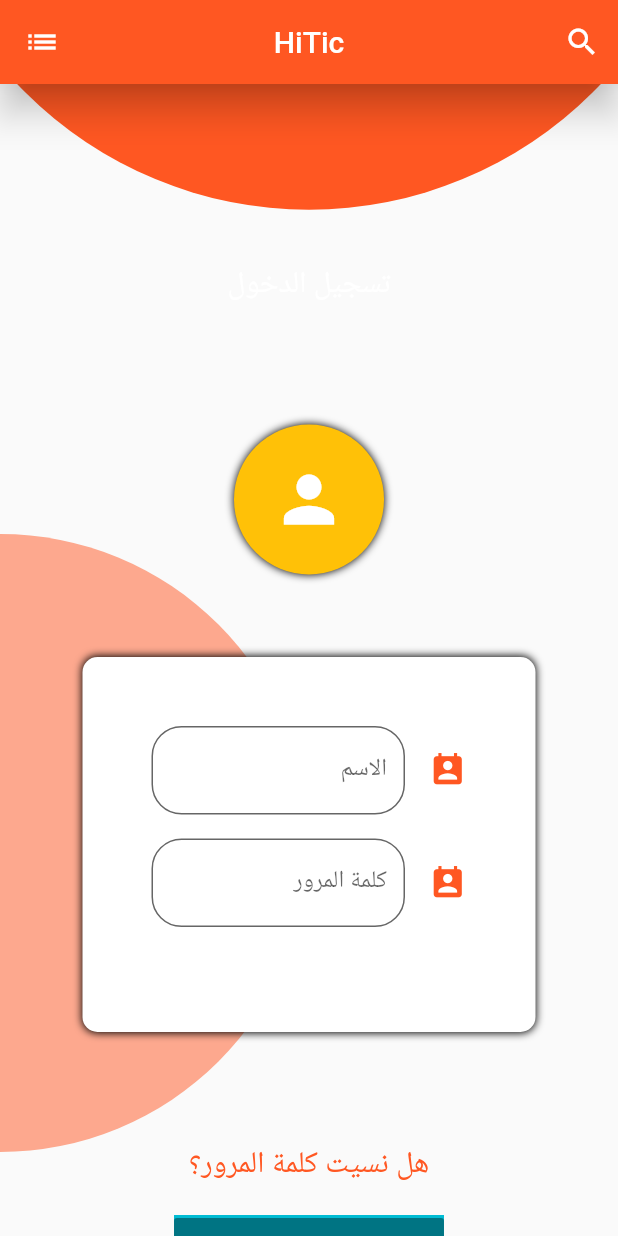
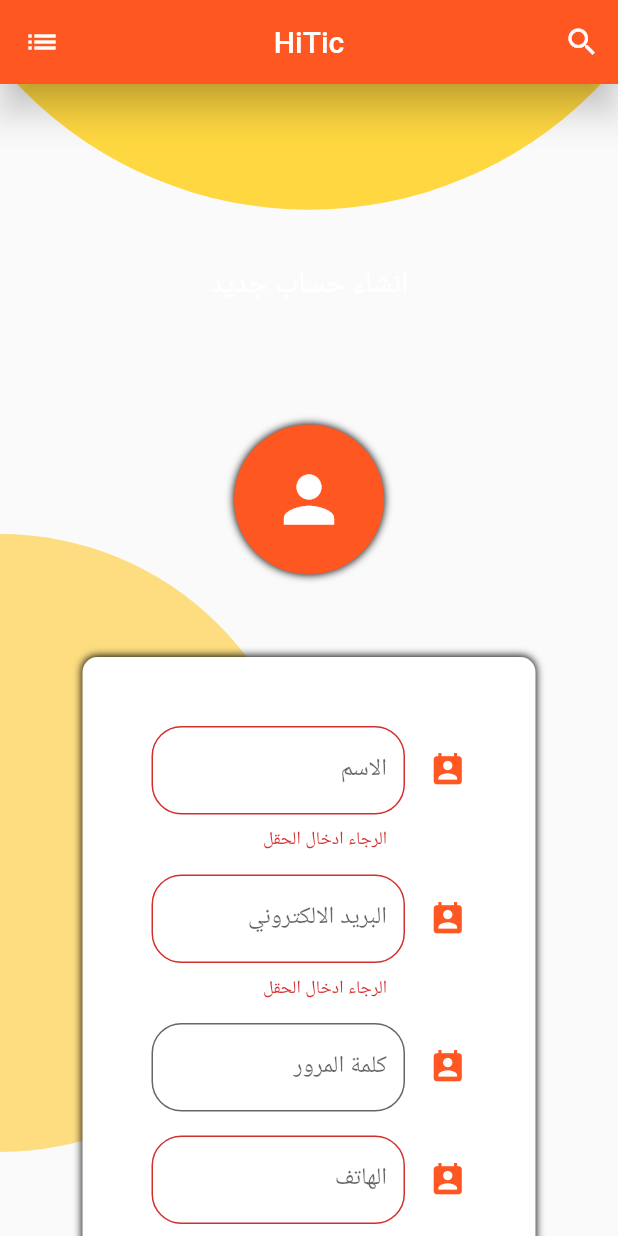
Before and after one commit to mohammedalmasro180/mhdmsrimarket, a Flutter app: the screen it shows after launch, on a phone screen of 412 x 824 dp. Run offline on Flutter 3.47's test engine with Material 2 defaults, Android fonts, the phone set to English and light mode, and no system bars; our stand-ins replace carousel_pro, shared_preferences; key blocks and very long unbroken strings in the code were emptied for the run.

Commit message:
mob051621

```diff
--- a/lib/Page/loginpage.dart
+++ b/lib/Page/loginpage.dart
@@ -1,5 +1,6 @@
 import 'package:flutter/material.dart';
 import 'package:mobithice/Page/Catogery.dart';
+import 'package:mobithice/Page/signup.dart';
 import 'package:mobithice/Widget/appbar.dart';
 import 'package:mobithice/theme/color.dart';
 class loginui extends StatefulWidget {
@@ -8,12 +9,24 @@ class loginui extends StatefulWidget {
 }
 
 class _loginuiState extends State<loginui> {
+  bool selected = false;
   @override
   Widget build(BuildContext context) {
     var mdw=MediaQuery.of(context).size.width;
-    return Scaffold(
+    return        AnimatedContainer(
+      width: selected ? 200.0 : 100.0,
+      height: selected ? 100.0 : 200.0,
+      color: selected ? Colors.red : Colors.blue,
+      alignment:
+      selected ? Alignment.center : AlignmentDirectional.topCenter,
+      duration: const Duration(seconds: 2),
+      curve: Curves.fastOutSlowIn,
+
+      child: Scaffold(
         appBar: myappbar(context),
         body:  Directionality(      textDirection: TextDirection.rtl,
+          child: AnimatedContainer(
+            duration: Duration(milliseconds: 600),
             child: Stack(
               children: [
                 Container(
@@ -99,7 +112,8 @@ class _loginuiState extends State<loginui> {
                         Padding(
                           padding: const EdgeInsets.all(55),
                           child: Center(
-                        child: Container(
+                            child: AnimatedContainer(
+                              duration: Duration(milliseconds: 600),
                               padding: EdgeInsets.all(30),
                               height: 250,
                               width: mdw/1.2,
@@ -187,6 +201,35 @@ class _loginuiState extends State<loginui> {
                                   ),
                                 )
                             ),
+                            Padding(
+                              padding: const EdgeInsets.all(8.0),
+                              child: Row(
+
+                                mainAxisAlignment: MainAxisAlignment.center,
+                                mainAxisSize: MainAxisSize.min,
+
+                                children: [
+                                  Container(
+
+
+                                      child: Text("  ليس لدي حساب انشاء",style: TextStyle(fontSize: 20,color: sh)),
+
+                                  ),
+                                  InkWell(
+                                    child:  Text("حساب جديد  "
+                                        ,style: TextStyle(fontSize: 20,color: rowto)),
+
+                                    onTap: (){
+                                      Navigator.pushReplacement(
+                                          context, MaterialPageRoute(builder: (context) =>singup()));
+
+                                    },
+
+                                  )
+
+                                ],
+                              ),
+                            )
 
                           ],
                         ),
@@ -200,6 +243,8 @@ class _loginuiState extends State<loginui> {
               ],
             ),
           ),
+        ),
+      ),
     );
   }
 }
--- /dev/null
+++ b/lib/Page/signup.dart
@@ -0,0 +1,323 @@
+import 'package:flutter/material.dart';
+import 'package:mobithice/Page/Login.dart';
+import 'package:mobithice/Page/loginpage.dart';
+import 'package:mobithice/Widget/appbar.dart';
+import 'package:mobithice/theme/color.dart';
+class singup extends StatefulWidget {
+  @override
+  _singupState createState() => _singupState();
+}
+
+class _singupState extends State<singup> {
+  @override
+
+  Widget build(BuildContext context) {
+    TextEditingController phone;
+    TextEditingController username;
+    TextEditingController password;
+    TextEditingController name;
+    GlobalKey<FormState> formstate=new GlobalKey();
+    TextEditingController confirem;
+    String validGlobal(String val){
+      if (val.isEmpty)
+        return "الرجاء ادخال الحقل";
+
+    }
+
+    String validuser(String val){
+      if (val.isEmpty)
+        return "الرجاء ادخال الحقل";
+
+      if (val.trim().length>5)
+        return "اسم المستخدم اطول من 5 احرف";
+
+    }
+    String validpass(String val){
+      if (val.isEmpty)
+        return "الرجاء ادخال الحقل";
+
+      if (val.trim().length>5)
+        return "كلمة المرور اطول من 5 احرف";
+
+    }
+
+    String confirempass(String val){
+      if (val.isEmpty)
+        return "الرجاء ادخال الحقل";
+
+      if (val.trim().length>5)
+        return "كلمة المرور اطول من 5 احرف";
+
+    }
+
+
+    signup(){
+      var fromdata=formstate.currentState;
+      if(fromdata.validate()){
+        print("ok");
+
+      }
+      else
+        print("no");
+
+    }
+    bool selected = false;
+    var mdw=MediaQuery.of(context).size.width;
+    var mhw=MediaQuery.of(context).size.height;
+
+    return         AnimatedContainer(
+      width: selected ? 200.0 : 100.0,
+      height: selected ? 100.0 : 200.0,
+      color: selected ? Colors.red : Colors.blue,
+      alignment:
+      selected ? Alignment.center : AlignmentDirectional.topCenter,
+      duration: const Duration(seconds: 2),
+      curve: Curves.fastOutSlowIn,
+
+      child: Scaffold(
+
+        appBar: myappbar(context),
+        body:
+
+             Directionality(      textDirection: TextDirection.rtl,
+
+              child: Stack(
+                children: [
+                  Container(
+                    height: double.infinity,
+                    width: double.infinity,
+
+                  ),
+                  Positioned(child: Transform.scale(
+                    scale: 1.3,
+                    child: Transform.translate(
+                      offset: Offset(0,-300),
+                      child: Container(
+                        //color: Colors.lime,
+                        height: mdw,
+                        width: mdw,
+                        decoration: BoxDecoration(
+                            borderRadius: BorderRadius.circular(mdw),
+                            color: rowone
+
+
+
+
+                        ),
+                      ),
+                    ),
+                  )),
+                  Positioned(
+                    top: 300,
+                    right: mdw/2,
+                    child:
+                    Container(
+                      //color: Colors.lime,
+                      height: mdw,
+                      width: mdw,
+                      decoration: BoxDecoration(
+                          borderRadius: BorderRadius.circular(mdw),
+                          color: rowto.withOpacity(0.5)
+
+
+
+
+                      ),
+                    ),
+                  ),
+                  Container(
+
+                    child: SingleChildScrollView(
+                      child: Column(
+                        children: [
+                          Center(child:
+                          Container(
+
+
+                              margin: EdgeInsets.only(top: 120),
+                              child: Text("انشاء حساب جديد",style: TextStyle(fontSize: 20,color: Colors.white),))
+                          ),
+                          Padding(padding: EdgeInsets.only(top: 80),
+                            child: Container(
+                              height: 100,
+                              width: 100,
+                              decoration: BoxDecoration(
+                                  borderRadius: BorderRadius.circular(100),
+                                  color: sh,
+                                  boxShadow: [
+                                    BoxShadow(
+                                        color: Colors.black,
+                                        blurRadius: 4,
+                                        spreadRadius: 0.1
+                                    )
+                                  ]
+
+                              ),
+                              child:Stack(
+
+                                children: [
+                                  Positioned(
+                                    right: 25,
+                                    top: 25,
+                                    child:  Icon(Icons.person,size: 50,color: Colors.white,),)
+                                ],
+                              ),
+
+                            ),),
+                          Padding(
+                            padding: const EdgeInsets.all(55),
+                            child: Center(
+                              child: Container(
+
+                                padding: EdgeInsets.all(30),
+                                height: 550,
+                                width: mdw/1.2,
+
+                                child:Padding(
+                                  padding: const EdgeInsets.all(8.0),
+                                  child: Center(
+                                    child: Form(
+                                        key: formstate,
+                                        child: Center(
+                                      child: Column(
+
+                                        children: [
+                                          Padding(
+                                            padding: const EdgeInsets.all(8.0),
+                                            child: bulidtextfield("الاسم",  name,validGlobal)
+                                          ),
+                                          Padding(
+                                            padding: const EdgeInsets.all(8.0),
+                                            child: bulidtextfield("البريد الالكتروني", username,validuser)
+                                          ),
+                                          Padding(
+                                            padding: const EdgeInsets.all(8.0),
+                                            child: TextFormField(
+                                              controller: password,
+                                              obscureText: true,
+                                              keyboardType: TextInputType.number,
+                                              decoration: InputDecoration(
+                                                  labelText: "كلمة المرور",
+                                                  filled: true,
+
+                                                  fillColor: Colors.white,
+
+
+                                                  icon: Icon(Icons.perm_contact_cal,size: 25,color:sh,),
+                                                  border: OutlineInputBorder(
+                                                      borderRadius: BorderRadius.circular(20)
+                                                  )),
+                                            ),                                          ),
+                                          Padding(
+                                            padding: const EdgeInsets.all(8.0),
+                                            child: bulidtextfield("الهاتف",phone,validGlobal)
+                                          ),
+
+
+
+                                        ],
+                                     ),
+                                    )),
+                                  ),
+                                ),
+                                decoration: BoxDecoration(
+                                    borderRadius: BorderRadius.circular(10),
+                                    color: Colors.white,
+                                    boxShadow: [
+                                      BoxShadow(
+                                          color: Colors.black,
+                                          blurRadius: 4,
+                                          spreadRadius: 0.1
+                                      )
+                                    ]
+
+                                ),
+
+                              ),
+                            ),
+                          ),
+                          Column(
+                            children: [
+                              Padding(
+                                padding: const EdgeInsets.all(8.0),
+                                child: Row(
+
+                                  mainAxisAlignment: MainAxisAlignment.center,
+                                  mainAxisSize: MainAxisSize.min,
+
+                                  children: [
+                                    Container(
+
+
+                                      child: Text("  لدي حساب ",style: TextStyle(fontSize: 20,color: sh)),
+
+                                    ),
+                                    InkWell(
+                                      child:  Text("تسجيل دخول  "
+                                          ,style: TextStyle(fontSize: 20,color: rowto)),
+                                        //
+
+                                      onTap: (){
+                                        Navigator.pushReplacement(
+                                            context, MaterialPageRoute(builder: (context) =>loginui()));
+
+                                      },
+
+                                    )
+
+                                  ],
+                                ),
+                              ),
+
+                              Container(
+                                  color: sh,
+
+
+                                  margin: EdgeInsets.only(top: 20),
+                                  child:RaisedButton
+
+                                    (
+
+                                    padding: EdgeInsets.symmetric(vertical: 10,horizontal: 40),
+                                    onPressed:signup,
+                                    child: Row(
+                                      mainAxisAlignment: MainAxisAlignment.center,
+                                      mainAxisSize: MainAxisSize.min,
+                                      children: [
+                                        Text("تسجيل الدخول",style: TextStyle(color:Colors.white),),
+                                        Icon(Icons.arrow_forward,color: Colors.white,
+                                        )
+                                      ],
+                                    ),
+
+                                  )
+                              ),
+
+
+                            ],
+                          ),
+
+                        ],
+                      ),
+                    ),
+                  ),
+
+
+                ],
+              ),
+      ),
+          ),
+    );
+  }
+}
+TextFormField bulidtextfield(String hint,TextEditingController Controller,myvalid)
+{
+  return TextFormField(
+    autovalidate: true,
+    validator: myvalid,
+    controller: Controller,
+    decoration: InputDecoration(labelText: hint,filled: true,fillColor: Colors.white,icon: Icon(Icons.perm_contact_cal,size: 25,color:sh,),border: OutlineInputBorder(
+        borderRadius: BorderRadius.circular(20)
+    )),
+  );
+}
--- a/lib/main.dart
+++ b/lib/main.dart
@@ -8,6 +8,7 @@ import 'package:mobithice/Page/HomeScreen.dart';
 import 'package:mobithice/Page/Login.dart';
 import 'package:mobithice/Page/loginpage.dart';
 import 'package:mobithice/Page/shered.dart';
+import 'package:mobithice/Page/signup.dart';
 import 'package:mobithice/Page/test.dart';
 import 'package:mobithice/Page/tras.dart';
 import 'package:mobithice/Widget/prolist.dart';
@@ -28,7 +29,7 @@ class _MyAppState extends State<MyApp> {
   Widget build(BuildContext context) {
     return MaterialApp(
       title: 'HiTic',
-      home: loginui()
+      home: singup()
 
     );
   }
```
Lines whose indentation alone changed are shown as unchanged.
